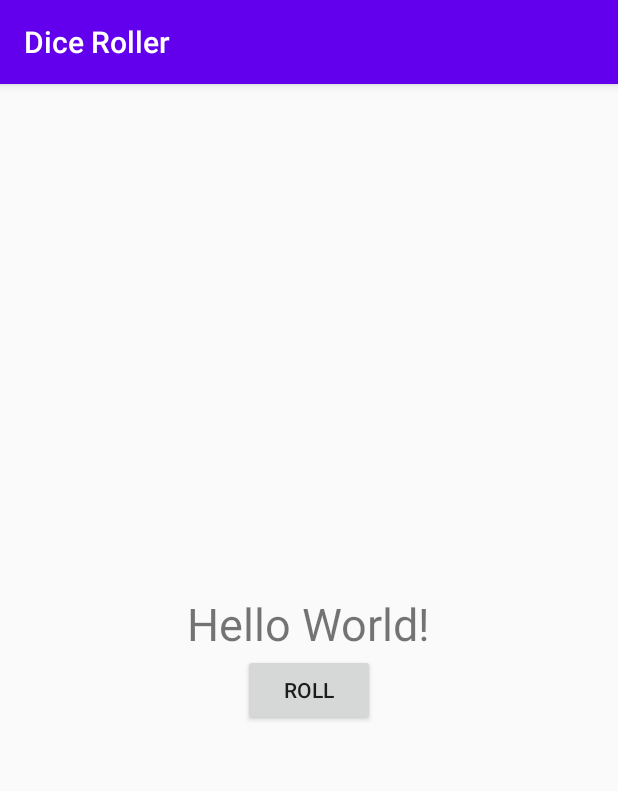
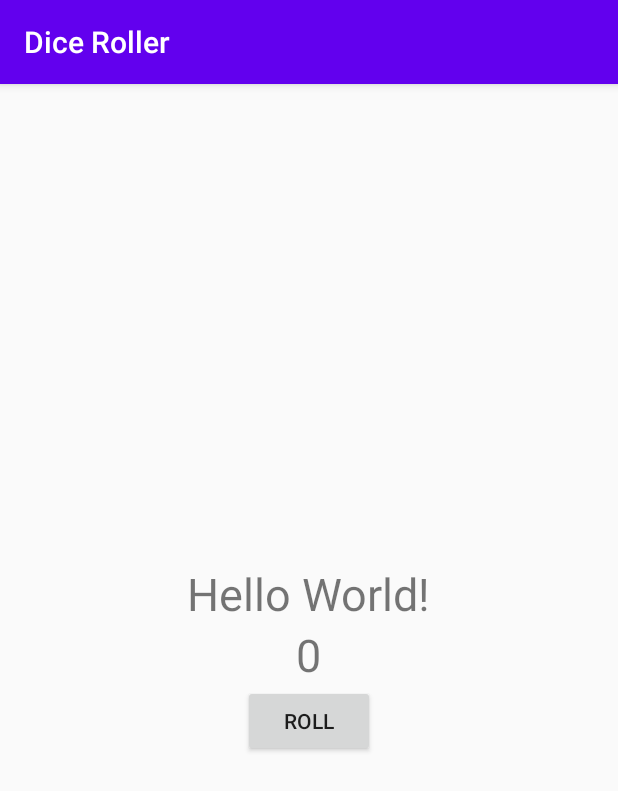
Before and after one commit to HimashiNethinikaRodrigo/AndroidMainComponents, an Android app: the screen it shows after launch (MainActivity), on a phone screen of 412 x 824 dp. Shown: the top 791 px of the screen. Run offline under Robolectric (Android 15) with nearby library versions, the phone set to English and light mode, and no system bars.

Commit message:
add text view to show the value of the dice

```diff
--- a/app/src/main/res/layout/activity_main.xml
+++ b/app/src/main/res/layout/activity_main.xml
@@ -3,17 +3,25 @@
     xmlns:tools="http://schemas.android.com/tools"
     android:layout_width="match_parent"
     android:layout_height="wrap_content"
+    android:layout_gravity="center_vertical"
     android:orientation="vertical"
-    android:layout_gravity="center_vertical"
     tools:context=".MainActivity">
 
     <TextView
-        android:id="@+id/textViewHello"
+        android:id="@+id/textViewInfo"
         android:layout_width="wrap_content"
         android:layout_height="wrap_content"
         android:layout_gravity="center_horizontal"
-        android:textSize="30sp"
-        android:text="Hello World!" />
+        android:text="Hello World!"
+        android:textSize="30sp" />
+
+    <TextView
+        android:id="@+id/textViewDice"
+        android:layout_width="wrap_content"
+        android:layout_height="wrap_content"
+        android:layout_gravity="center_horizontal"
+        android:text="0"
+        android:textSize="30sp" />
 
     <Button
         android:id="@+id/buttonRoll"
```
